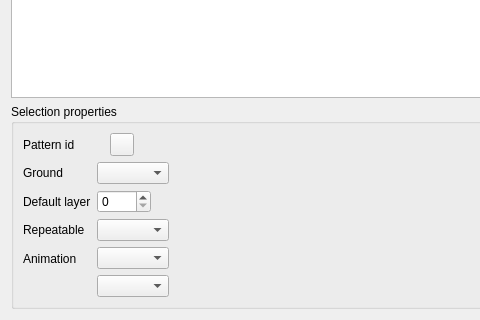
Above: src/gui/tileset_editor.ui from solarus-games/solarus-quest-editor before the change; both pictures show x 0 to 480 and y 380 to 700 of the 1000 by 700 pixel window. Below: the same form after it.
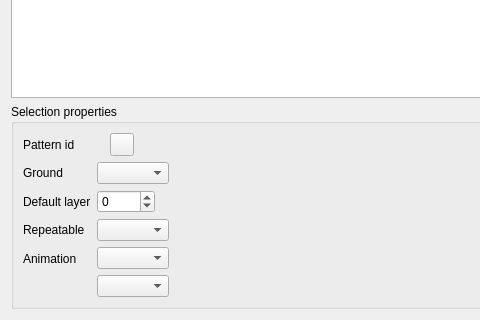
That is the form after the change. Icons and pictures are not drawn. Custom widgets are drawn as their Qt base class.

```diff
--- a/src/gui/tileset_editor.ui
+++ b/src/gui/tileset_editor.ui
@@ -351,6 +351,9 @@
               <property name="buttonSymbols">
                <enum>QAbstractSpinBox::UpDownArrows</enum>
               </property>
+              <property name="minimum">
+               <number>-9999</number>
+              </property>
               <property name="maximum">
                <number>9999</number>
               </property>
```
